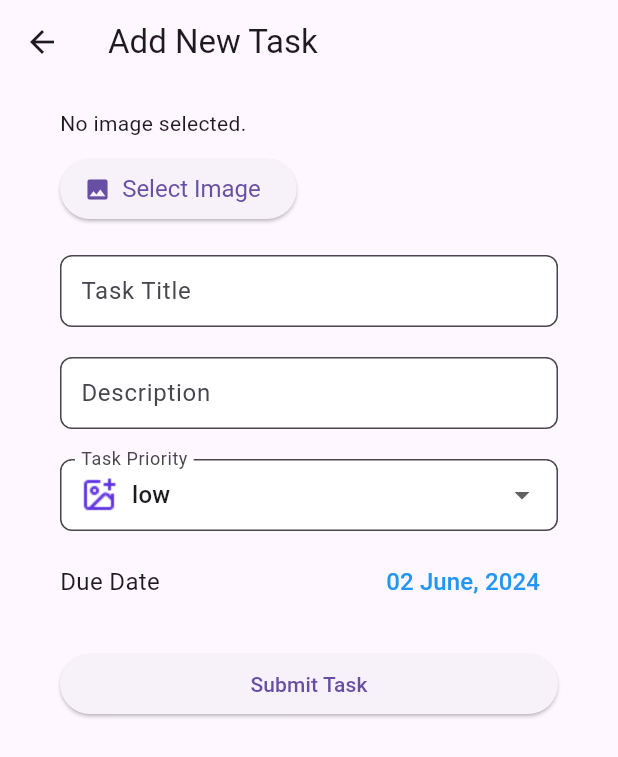
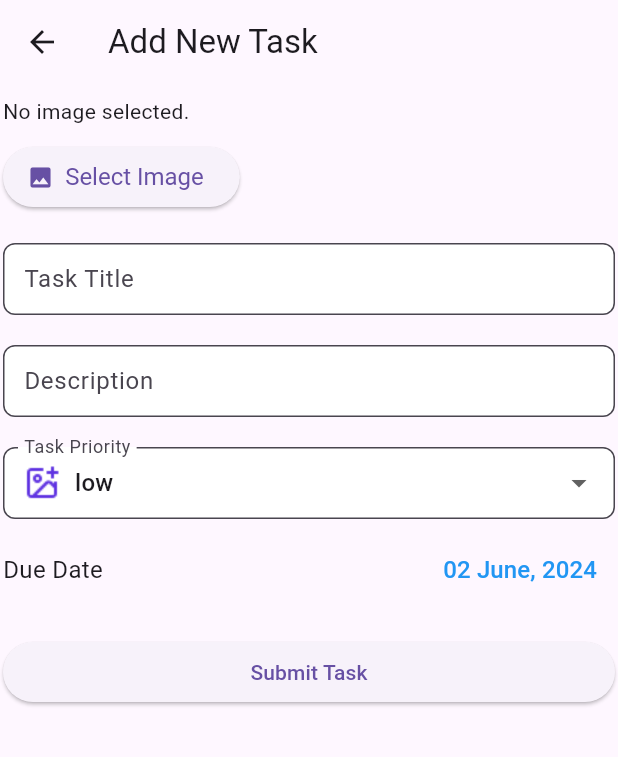
Before and after one commit to mohcenparsa/tasky_frontend, a Flutter app: the CreateTaskPage screen opened by its route, on a phone screen of 412 x 824 dp. Shown: the top 757 px of the screen. Run offline on Flutter 3.47's test engine with Material 3 defaults, Android fonts, the phone set to English and light mode, and no system bars; our stand-ins replace auto_size_text, device_info_plus, file_picker, image_picker, intl_phone_number_input, permission_handler and 2 more; missing offline and left inert: camera_platform_interface, confirm_dialog, qr_code_scanner; accounts and stored records are empty; generated files the repository leaves out were written again; statements that could not run were skipped.

Commit message:
fix:safearea view and pagelayout x padding is fixed

```diff
--- a/lib/resources/widget/safearea_widget.dart
+++ b/lib/resources/widget/safearea_widget.dart
@@ -7,7 +7,7 @@ class SafeAreaWidget extends StatelessWidget {
   @override
   Widget build(BuildContext context) {
     return SafeArea(
-      minimum: const EdgeInsets.symmetric(horizontal: 16, vertical: 8),
+      minimum: const EdgeInsets.symmetric(horizontal: 2, vertical: 8),
       child: child,
     );
   }
--- a/lib/src/components/layouts/page_layout.dart
+++ b/lib/src/components/layouts/page_layout.dart
@@ -17,13 +17,8 @@ class PageLayout extends StatelessWidget {
         constraints: BoxConstraints(
           maxWidth: maxWidth,
         ),
-        padding: const EdgeInsets.symmetric(horizontal: 16.0),
         alignment: Alignment.center,
-        child: Center(
-            child: Padding(
-          padding: const EdgeInsets.all(8.0),
-          child: child,
-        )),
+        child: Center(child: child),
       ),
     );
   }
```
